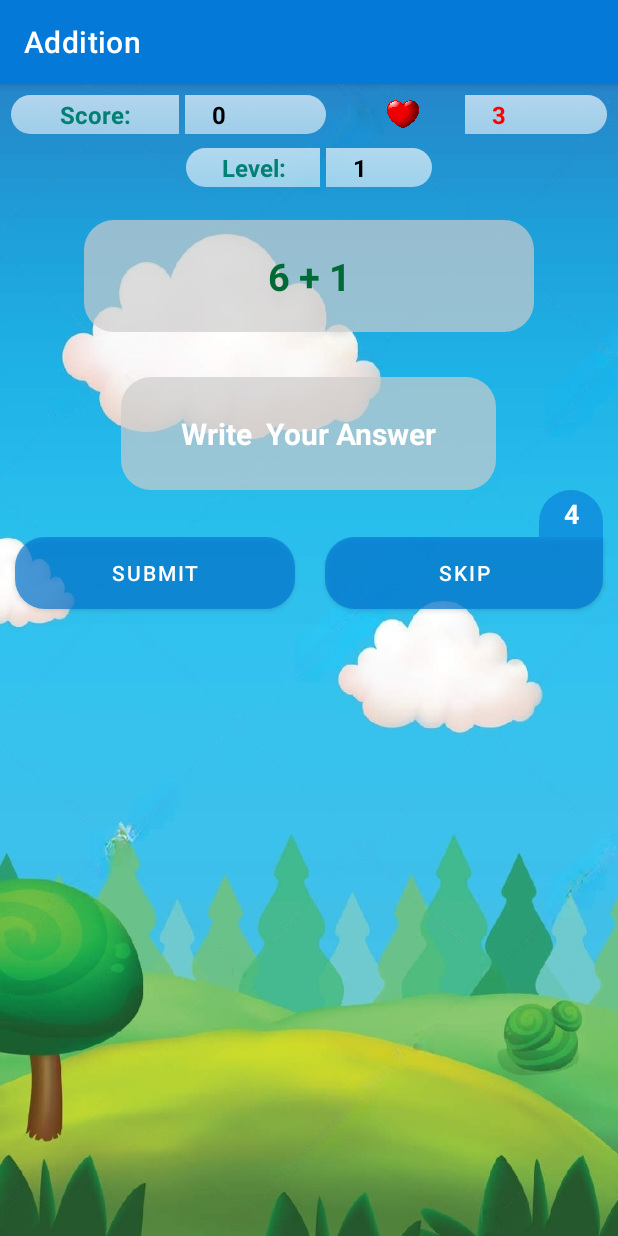
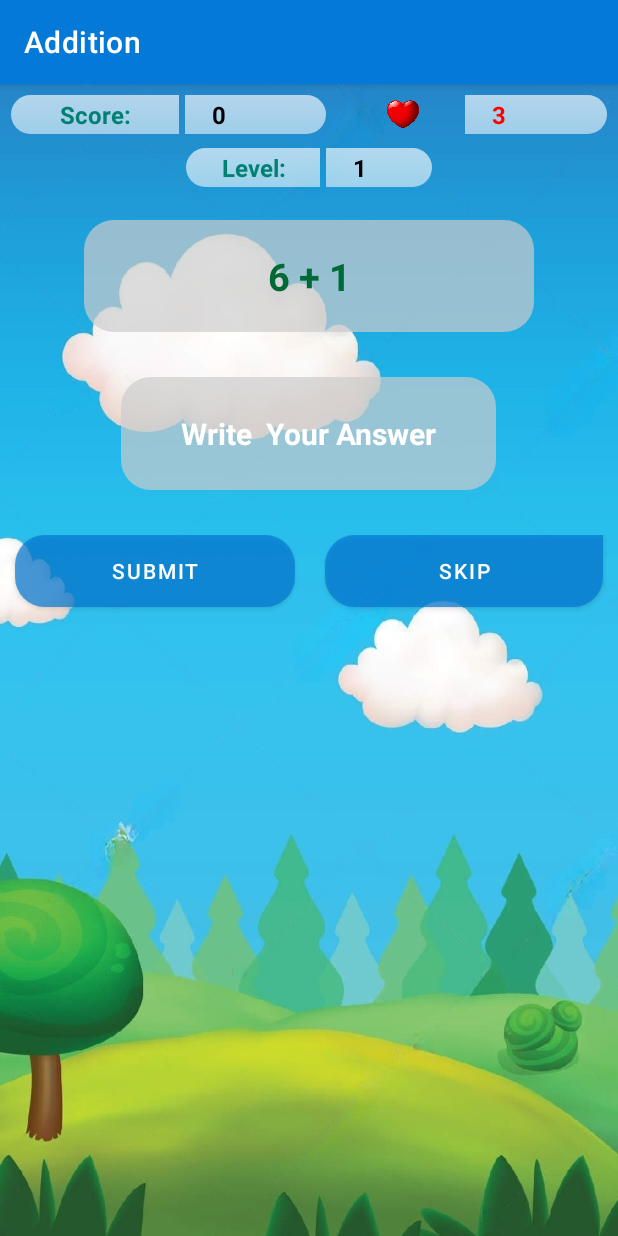
Before and after one commit to manash33pratim/MathGame, an Android app: the Add screen opened directly, with no data from a screen before it, after a tap on "SKIP", on a phone screen of 412 x 824 dp. Run offline under Robolectric (Android 15) with nearby library versions, the phone set to English and light mode, and no system bars.

Commit message:
Revert "adding skip limitation"
This reverts commit 90a36d822034f16ffe00a816b6e4db4225971185.

```diff
--- a/app/src/main/java/com/manash/mathgame/Add.kt
+++ b/app/src/main/java/com/manash/mathgame/Add.kt
@@ -36,7 +36,7 @@ class Add : AppCompatActivity() {
     lateinit var buttonNext : Button
     lateinit var answerView: TextView
 
-    lateinit var skipNumber: TextView
+   // lateinit var skipNumber: TextView
 
     var correctAnswer = 0
     var userScore = 0
@@ -45,7 +45,7 @@ class Add : AppCompatActivity() {
     var number2=0
     var activity=1
 
-    var skip=5
+  //  var skip=5
 
 
 
@@ -65,7 +65,7 @@ class Add : AppCompatActivity() {
         buttonNext = findViewById(R.id.buttonNext)
         answerView=findViewById(R.id.answerView)
 
-        skipNumber=findViewById(R.id.skipNumber)
+       // skipNumber=findViewById(R.id.skipNumber)
 
         //-----------animation-------------------
         val image=findViewById<ImageView>(R.id.lifeImage)
@@ -89,7 +89,7 @@ class Add : AppCompatActivity() {
             }
             else{
 
-                skipNumber.visibility=View.INVISIBLE
+             //   skipNumber.visibility=View.INVISIBLE
                 val userAnswer = input.toInt()
                 if (userAnswer == correctAnswer){
                     userScore += 10
@@ -116,7 +116,7 @@ class Add : AppCompatActivity() {
                     textQuestion.text = "Sorry! Your answer is \nwrong"
 
                     buttonOk.visibility= View.INVISIBLE
-                    skipNumber.visibility=View.INVISIBLE
+                //    skipNumber.visibility=View.INVISIBLE
 
                     textLife.text = userLife.toString()
                     userLife--
@@ -153,7 +153,7 @@ class Add : AppCompatActivity() {
                     answerView.text="Correct Answer is \n$number1+$number2=$correctAnswer"
                     textLife.text = userLife.toString()
                     buttonNext.visibility=View.VISIBLE
-                    skipNumber.visibility=View.INVISIBLE
+                        //        skipNumber.visibility=View.INVISIBLE
                     buttonNext.text="NEXT"
                 }
 
@@ -164,19 +164,19 @@ class Add : AppCompatActivity() {
 
         buttonNext.setOnClickListener {
 
-            if(buttonNext.text=="SKIP"){
-                skipNumber.visibility=View.VISIBLE
-            }
-            if(skip>1 && buttonNext.text=="SKIP"){
-            skip--
-                buttonNext.visibility=View.VISIBLE
-                skipNumber.visibility=View.VISIBLE
-            skipNumber.text=skip.toString()}
-            else if (skip<=1){
-                skipNumber.visibility=View.INVISIBLE
-                buttonNext.visibility=View.INVISIBLE
-                skip=0
-            }
+//            if(buttonNext.text=="SKIP"){
+//                skipNumber.visibility=View.VISIBLE
+//            }
+//            if(skip>1 && buttonNext.text=="SKIP"){
+//            skip--
+//                buttonNext.visibility=View.VISIBLE
+//                skipNumber.visibility=View.VISIBLE
+//            skipNumber.text=skip.toString()}
+//            else if (skip<=1){
+//                skipNumber.visibility=View.INVISIBLE
+//                buttonNext.visibility=View.INVISIBLE
+//                skip=0
+//            }
 
             answerView.text=""
 
@@ -246,9 +246,9 @@ class Add : AppCompatActivity() {
         answerView.visibility=View.INVISIBLE
 
         buttonNext.text="SKIP"
-        if (skip>0) {
-            skipNumber.visibility = View.VISIBLE
-        }
+//        if (skip>0) {
+//            skipNumber.visibility = View.VISIBLE
+//        }
         textQuestion.text = "$number1 + $number2"
         correctAnswer = number1 + number2
 
--- a/app/src/main/res/layout/add.xml
+++ b/app/src/main/res/layout/add.xml
@@ -149,7 +149,7 @@ android:layout_weight="1"
         android:layout_width="match_parent"
         android:layout_height="wrap_content"
         android:gravity="end">
-        <TextView
+        <!--<TextView
             android:id="@+id/skipNumber"
             android:layout_width="wrap_content"
             android:layout_height="match_parent"
@@ -164,11 +164,11 @@ android:textColorHint="@color/white"
             android:background="@drawable/skipnumber"
             android:gravity="center"
             android:textSize="18sp"
-            />
+            /> -->
     </LinearLayout>
 
     <LinearLayout
-
+        android:layout_marginTop="30dp"
         android:layout_width="match_parent"
         android:layout_height="wrap_content"
         android:orientation="horizontal">
```
